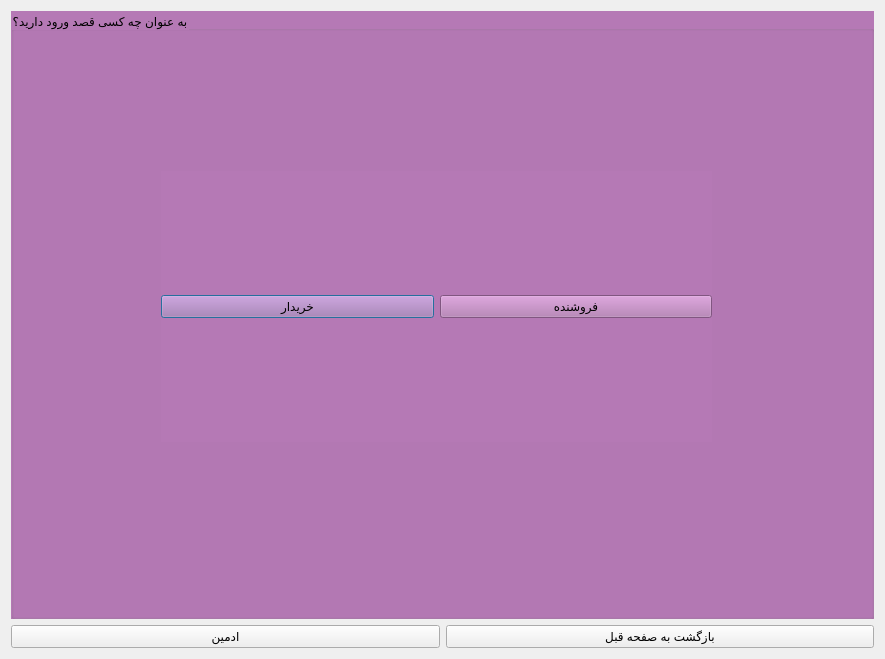
Qt form Project_Ap/mainlogin.ui (AP-projects-4001/metagoofill) before a commit.
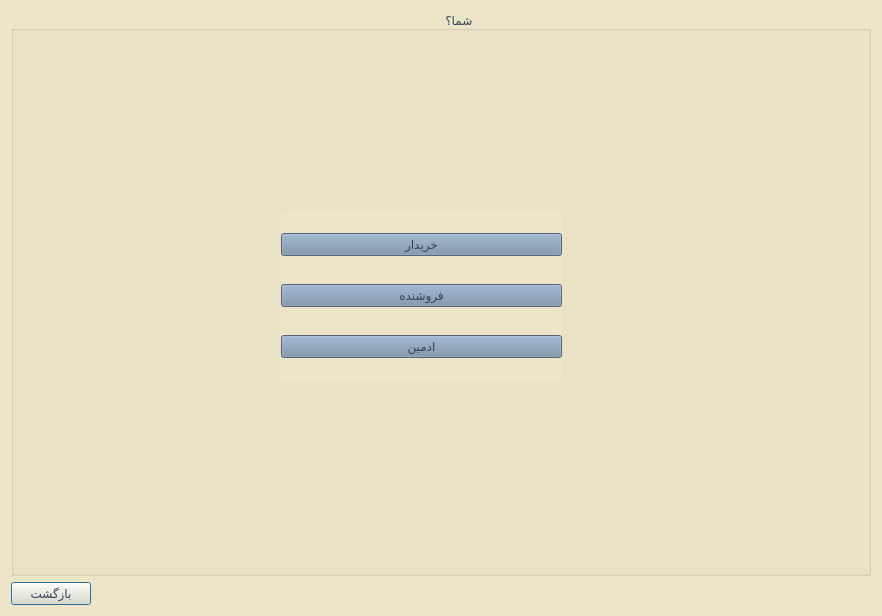
The same form after that commit.

Diff of the .ui file:
```diff
--- a/Project_Ap/mainlogin.ui
+++ b/Project_Ap/mainlogin.ui
@@ -6,35 +6,70 @@
    <rect>
     <x>0</x>
     <y>0</y>
-    <width>885</width>
-    <height>659</height>
+    <width>882</width>
+    <height>616</height>
    </rect>
   </property>
   <property name="windowTitle">
    <string>Dialog</string>
   </property>
+  <property name="styleSheet">
+   <string notr="true">background-color: rgb(236, 229, 199);
+</string>
+  </property>
   <layout class="QGridLayout" name="gridLayout">
+   <item row="1" column="0">
+    <widget class="QPushButton" name="pushButton_2">
+     <property name="styleSheet">
+      <string notr="true">color: rgb(53, 66, 89);
+font: 13pt &quot;Lalezar&quot;;font:</string>
+     </property>
+     <property name="text">
+      <string>بازگشت</string>
+     </property>
+    </widget>
+   </item>
+   <item row="1" column="1">
+    <spacer name="horizontalSpacer">
+     <property name="orientation">
+      <enum>Qt::Horizontal</enum>
+     </property>
+     <property name="sizeHint" stdset="0">
+      <size>
+       <width>40</width>
+       <height>20</height>
+      </size>
+     </property>
+    </spacer>
+   </item>
    <item row="0" column="0" colspan="2">
     <widget class="QGroupBox" name="groupBox">
      <property name="styleSheet">
-      <string notr="true">font: 26pt &quot;MS Shell Dlg 2&quot;;
-background-color: rgb(181, 121, 181);</string>
+      <string notr="true">
+color: rgb(53, 66, 89);
+font: 20pt &quot;Lalezar&quot;;</string>
      </property>
      <property name="title">
-      <string>به عنوان چه کسی قصد ورود دارید؟</string>
+      <string>                                                                                                                                  شما؟</string>
      </property>
-     <widget class="QWidget" name="layoutWidget_2">
+     <widget class="QWidget" name="">
       <property name="geometry">
        <rect>
-        <x>150</x>
-        <y>160</y>
-        <width>551</width>
-        <height>271</height>
+        <x>270</x>
+        <y>200</y>
+        <width>281</width>
+        <height>171</height>
        </rect>
       </property>
-      <layout class="QHBoxLayout" name="horizontalLayout_2">
+      <layout class="QVBoxLayout" name="verticalLayout">
        <item>
         <widget class="QPushButton" name="pushButton_3">
+         <property name="styleSheet">
+          <string notr="true">color: rgb(53, 66, 89);
+font: 16pt &quot;Lalezar&quot;;
+background-color: rgb(116, 141, 166);
+</string>
+         </property>
          <property name="text">
           <string>خریدار</string>
          </property>
@@ -42,35 +77,34 @@
        </item>
        <item>
         <widget class="QPushButton" name="pushButton">
+         <property name="styleSheet">
+          <string notr="true">color: rgb(53, 66, 89);
+font: 16pt &quot;Lalezar&quot;;
+background-color: rgb(116, 141, 166);
+</string>
+         </property>
          <property name="text">
           <string>فروشنده</string>
          </property>
         </widget>
        </item>
+       <item>
+        <widget class="QPushButton" name="pushButton_4">
+         <property name="styleSheet">
+          <string notr="true">color: rgb(53, 66, 89);
+font: 16pt &quot;Lalezar&quot;;
+background-color: rgb(116, 141, 166);
+</string>
+         </property>
+         <property name="text">
+          <string>ادمین</string>
+         </property>
+        </widget>
+       </item>
       </layout>
      </widget>
     </widget>
    </item>
-   <item row="1" column="0">
-    <widget class="QPushButton" name="pushButton_4">
-     <property name="styleSheet">
-      <string notr="true">font: 18pt &quot;MS Shell Dlg 2&quot;;</string>
-     </property>
-     <property name="text">
-      <string>ادمین</string>
-     </property>
-    </widget>
-   </item>
-   <item row="1" column="1">
-    <widget class="QPushButton" name="pushButton_2">
-     <property name="styleSheet">
-      <string notr="true">font: 18pt &quot;MS Shell Dlg 2&quot;;</string>
-     </property>
-     <property name="text">
-      <string>بازگشت به صفحه قبل</string>
-     </property>
-    </widget>
-   </item>
   </layout>
  </widget>
  <resources/>
```
